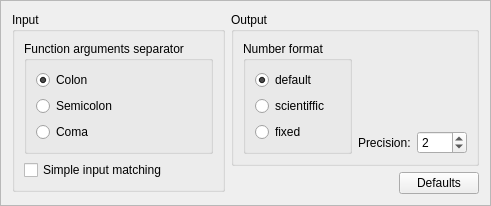
jgeudens/MathyResurrected, file ui/OptionsWidget.ui: the form before one commit.
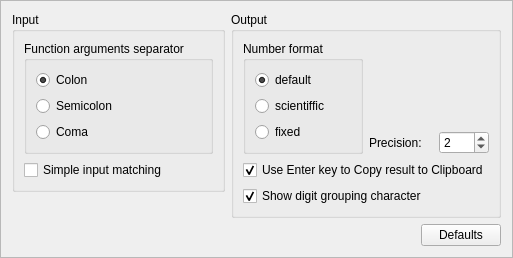
The form after the commit.

Commit message: Added option to use Enter key for clipboard copy of results Add option for show/hide digit grouping in output

The edit to the form file:
```diff
--- a/ui/OptionsWidget.ui
+++ b/ui/OptionsWidget.ui
@@ -7,8 +7,8 @@
    <rect>
     <x>0</x>
     <y>0</y>
-    <width>452</width>
-    <height>200</height>
+    <width>460</width>
+    <height>230</height>
    </rect>
   </property>
   <property name="windowTitle">
@@ -20,9 +20,7 @@
   <property name="frameShadow">
    <enum>QFrame::Raised</enum>
   </property>
-  <layout class="QFormLayout" name="formLayout_4">
-   <item row="0" column="0">
-    <layout class="QHBoxLayout" name="horizontalLayout_2">
+  <layout class="QHBoxLayout" name="horizontalLayout_4">
      <item>
       <layout class="QVBoxLayout" name="verticalLayout_2">
        <item>
@@ -138,14 +136,16 @@
       </layout>
      </item>
      <item>
-      <layout class="QVBoxLayout" name="verticalLayout">
+    <layout class="QVBoxLayout" name="verticalLayout_4">
        <item>
         <widget class="QGroupBox" name="groupBox_5">
          <property name="title">
           <string>Output</string>
          </property>
-         <layout class="QGridLayout" name="gridLayout">
-          <item row="0" column="0" rowspan="2">
+       <layout class="QVBoxLayout" name="verticalLayout_3">
+        <item>
+         <layout class="QHBoxLayout" name="horizontalLayout_3">
+          <item>
            <widget class="QGroupBox" name="groupBox">
             <property name="title">
              <string>Number format</string>
@@ -205,14 +205,31 @@
             </layout>
            </widget>
           </item>
-          <item row="1" column="1">
+          <item>
+           <layout class="QVBoxLayout" name="verticalLayout">
+            <item>
+             <spacer name="verticalSpacer_3">
+              <property name="orientation">
+               <enum>Qt::Vertical</enum>
+              </property>
+              <property name="sizeHint" stdset="0">
+               <size>
+                <width>20</width>
+                <height>40</height>
+               </size>
+              </property>
+             </spacer>
+            </item>
+            <item>
+             <layout class="QHBoxLayout" name="horizontalLayout_2">
+              <item>
            <widget class="QLabel" name="label">
             <property name="text">
              <string>Precision:</string>
             </property>
            </widget>
           </item>
-          <item row="1" column="2">
+              <item>
            <widget class="QSpinBox" name="spinBox_OutputPrecision">
             <property name="sizePolicy">
              <sizepolicy hsizetype="Fixed" vsizetype="Fixed">
@@ -252,24 +269,51 @@
             </property>
            </widget>
           </item>
-          <item row="0" column="1" colspan="2">
-           <spacer name="verticalSpacer_3">
-            <property name="orientation">
-             <enum>Qt::Vertical</enum>
-            </property>
-            <property name="sizeHint" stdset="0">
-             <size>
-              <width>20</width>
-              <height>40</height>
-             </size>
-            </property>
-           </spacer>
-          </item>
-         </layout>
-         <zorder>groupBox</zorder>
-         <zorder>label</zorder>
-         <zorder>spinBox_OutputPrecision</zorder>
-         <zorder>verticalSpacer_3</zorder>
+             </layout>
+            </item>
+           </layout>
+          </item>
+         </layout>
+        </item>
+        <item>
+         <widget class="QCheckBox" name="checkBox_UseEnterKey">
+          <property name="toolTip">
+           <string>If this option is enabled, pressing enter key will copy calculation result to clipboard.</string>
+          </property>
+          <property name="statusTip">
+           <string>If this option is enabled, pressing enter key will copy calculation result to clipboard.</string>
+          </property>
+          <property name="whatsThis">
+           <string>If this option is enabled, pressing enter key will copy calculation result to clipboard.</string>
+          </property>
+          <property name="text">
+           <string>Use Enter key to Copy result to Clipboard</string>
+          </property>
+          <property name="checked">
+           <bool>true</bool>
+          </property>
+         </widget>
+        </item>
+        <item>
+         <widget class="QCheckBox" name="checkBox_ShowGrouping">
+          <property name="toolTip">
+           <string>Show digit grouping character in output?</string>
+          </property>
+          <property name="statusTip">
+           <string>Show digit grouping character in output?</string>
+          </property>
+          <property name="whatsThis">
+           <string>Show digit grouping character in output?</string>
+          </property>
+          <property name="text">
+           <string>Show digit grouping character</string>
+          </property>
+          <property name="checked">
+           <bool>true</bool>
+          </property>
+         </widget>
+        </item>
+       </layout>
         </widget>
        </item>
        <item>
@@ -293,8 +337,6 @@
             <string>Defaults</string>
            </property>
           </widget>
-         </item>
-        </layout>
        </item>
       </layout>
      </item>
```
Lines whose indentation alone changed are shown as unchanged. The commit also changes 11 other files.
